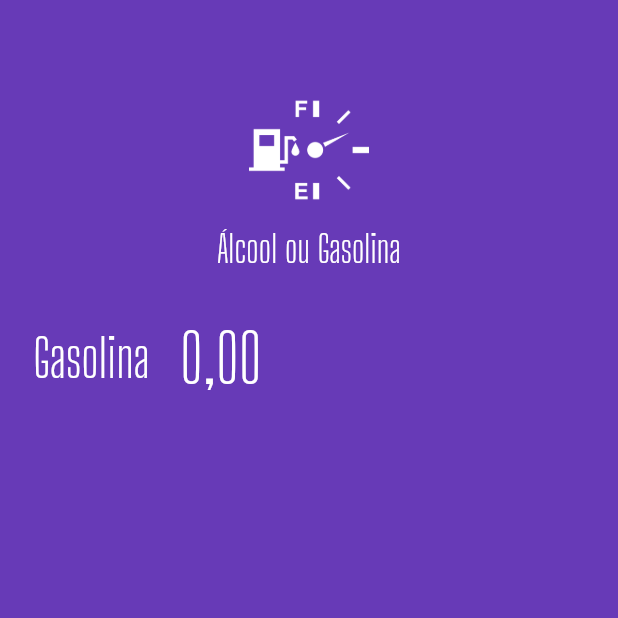
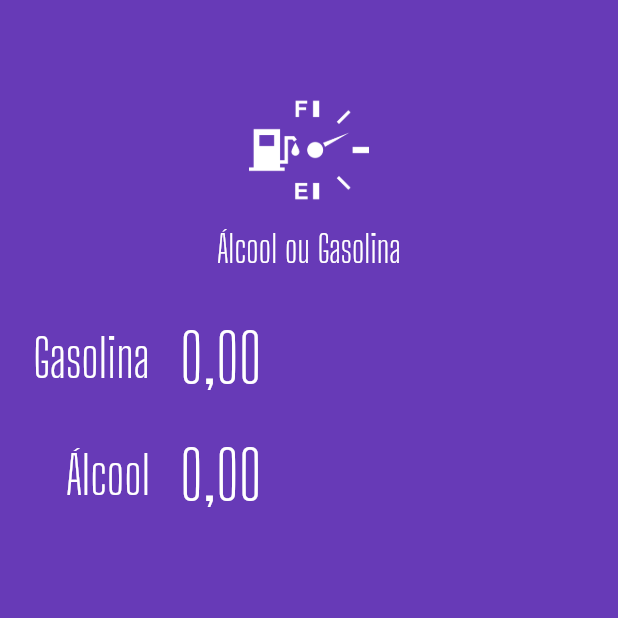
Before and after one commit to anahelenasilva/alcool_gasolina_flutter, a Flutter app: the screen it shows after launch, on a phone screen of 412 x 824 dp, the top half of it. Run offline on Flutter 3.47's test engine with Material 2 defaults, Android fonts, the phone set to English and light mode, and no system bars; our stand-ins replace flutter_masked_text.

Commit message:
Add álcool input

```diff
--- a/alcool_gasolina/lib/main.dart
+++ b/alcool_gasolina/lib/main.dart
@@ -21,6 +21,7 @@ class MyApp extends StatelessWidget {
 
 class HomePage extends StatelessWidget {
   var _gasCtrl = new MoneyMaskedTextController();
+  var _alcCtrl = new MoneyMaskedTextController();
 
   @override
   Widget build(BuildContext context) {
@@ -32,6 +33,10 @@ class HomePage extends StatelessWidget {
           Input(
             ctrl: _gasCtrl,
             label: "Gasolina",
+          ),
+          Input(
+            ctrl: _alcCtrl,
+            label: "Álcool",
           )
         ],
       ),
```
